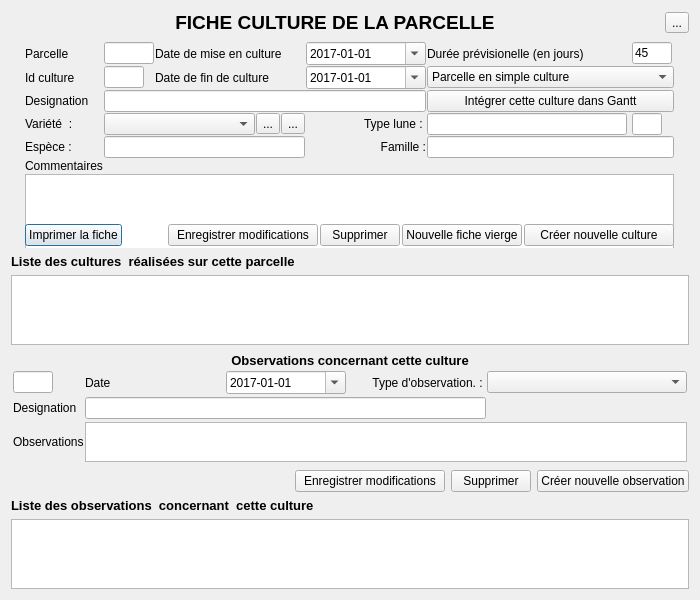
The window that dialogs/cultures.ui (Znephf/libreJardin) describes before a commit, drawn with Qt 5.
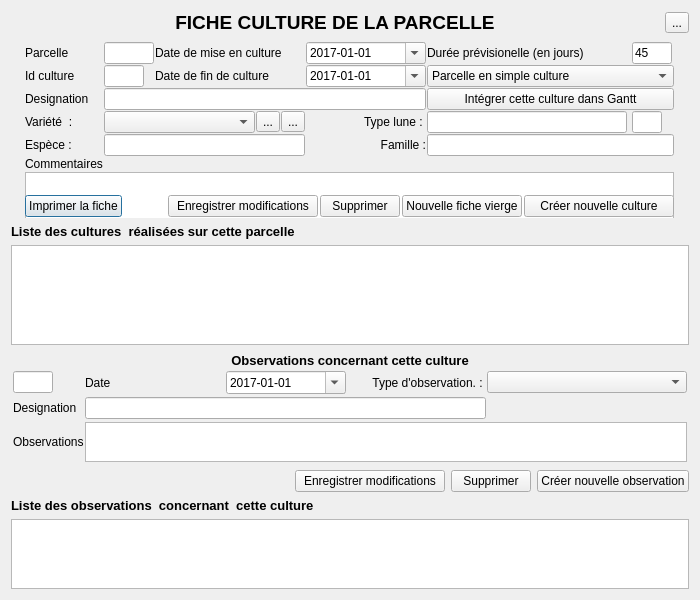
The same window after the commit. Icons and pictures are not drawn.

The edit to the form file:
```diff
--- a/dialogs/cultures.ui
+++ b/dialogs/cultures.ui
@@ -587,7 +587,7 @@
            <property name="minimumSize">
             <size>
              <width>0</width>
-             <height>70</height>
+             <height>100</height>
             </size>
            </property>
            <property name="maximumSize">
```
